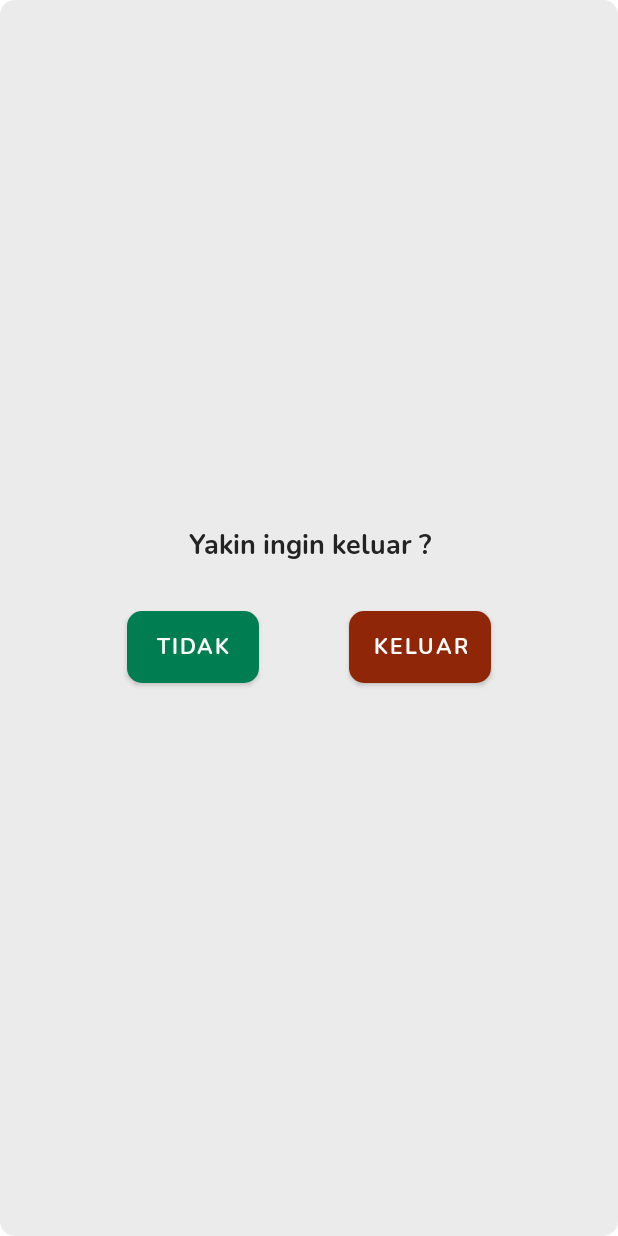
After one commit to Linux-User-Group/visual-novel-android-java, an Android app: the layout activity_pop_up.xml on its own in the app's theme, with its tools: preview values and no code run, on a phone screen of 412 x 824 dp. The commit adds this screen. Run offline under Robolectric (Android 15) with nearby library versions, the phone set to English and light mode, and no system bars.

Commit message:
exit and pop up

```diff
--- /dev/null
+++ b/app/src/main/res/drawable/bg_button_danger.xml
@@ -0,0 +1,14 @@
+<?xml version="1.0" encoding="utf-8"?>
+<shape xmlns:android="http://schemas.android.com/apk/res/android">
+    <solid android:color="#902608"/>
+
+    <!--    <stroke android:width="3dp"-->
+    <!--        android:color="#EBEBEB" />-->
+
+    <padding android:left="1dp"
+        android:top="1dp"
+        android:right="1dp"
+        android:bottom="1dp" />
+
+    <corners android:radius="10dp" />
+</shape>
--- /dev/null
+++ b/app/src/main/res/drawable/bg_button_success.xml
@@ -0,0 +1,14 @@
+<?xml version="1.0" encoding="utf-8"?>
+<shape xmlns:android="http://schemas.android.com/apk/res/android">
+    <solid android:color="#007D51"/>
+
+    <!--    <stroke android:width="3dp"-->
+    <!--        android:color="#EBEBEB" />-->
+
+    <padding android:left="1dp"
+        android:top="1dp"
+        android:right="1dp"
+        android:bottom="1dp" />
+
+    <corners android:radius="10dp" />
+</shape>
--- /dev/null
+++ b/app/src/main/res/drawable/bg_pop.xml
@@ -0,0 +1,12 @@
+<?xml version="1.0" encoding="utf-8"?>
+<shape xmlns:android="http://schemas.android.com/apk/res/android">
+    <solid android:color="#EBEBEB"/>
+
+    <padding android:left="1dp"
+        android:top="1dp"
+        android:right="1dp"
+        android:bottom="1dp" />
+
+    <corners android:radius="10dp" />
+
+</shape>
--- a/app/src/main/res/layout/activity_home.xml
+++ b/app/src/main/res/layout/activity_home.xml
@@ -49,11 +49,11 @@
             />
 
         <Button
-            android:id="@+id/btnCredit"
+            android:id="@+id/btnKeluar"
             android:layout_width="wrap_content"
             android:layout_height="wrap_content"
             android:layout_gravity="center"
-            android:text="Credit"
+            android:text="Keluar"
             android:fontFamily="@font/nunito_bold"
             android:layout_marginBottom="17dp"
             android:background="@drawable/bg_button"
--- /dev/null
+++ b/app/src/main/res/layout/activity_pop_up.xml
@@ -0,0 +1,70 @@
+<?xml version="1.0" encoding="utf-8"?>
+<FrameLayout xmlns:android="http://schemas.android.com/apk/res/android"
+    xmlns:app="http://schemas.android.com/apk/res-auto"
+    xmlns:tools="http://schemas.android.com/tools"
+    android:layout_width="match_parent"
+    android:layout_height="match_parent"
+    android:background="@drawable/bg_pop"
+    tools:context=".PopUp">
+
+
+    <LinearLayout
+        android:layout_width="match_parent"
+        android:layout_height="wrap_content"
+        android:orientation="vertical"
+        android:layout_gravity="center">
+
+        <TextView
+            android:layout_width="match_parent"
+            android:layout_height="wrap_content"
+            android:text="Yakin ingin keluar ?"
+            android:textSize="18dp"
+            android:fontFamily="@font/nunito_bold"
+            android:textColor="#232323"
+            android:layout_gravity="center"
+            android:gravity="center"/>
+
+        <LinearLayout
+            android:layout_width="match_parent"
+            android:layout_height="wrap_content"
+            android:orientation="horizontal"
+            android:gravity="center"
+            android:layout_marginTop="16dp">
+
+            <Button
+                android:layout_marginTop="16dp"
+                android:id="@+id/btnTidak"
+                android:layout_width="wrap_content"
+                android:layout_height="wrap_content"
+                android:layout_gravity="center"
+                android:text="Tidak"
+                android:fontFamily="@font/nunito_bold"
+                android:layout_marginBottom="17dp"
+                android:background="@drawable/bg_button_success"
+                app:backgroundTint="@null"
+                android:textColor="@color/white"
+                android:layout_marginRight="30dp"
+                />
+
+            <Button
+                android:layout_marginTop="16dp"
+                android:id="@+id/btnIya"
+                android:layout_width="wrap_content"
+                android:layout_height="wrap_content"
+                android:layout_gravity="center"
+                android:text="Keluar"
+                android:fontFamily="@font/nunito_bold"
+                android:layout_marginBottom="17dp"
+                android:background="@drawable/bg_button_danger"
+                app:backgroundTint="@null"
+                android:textColor="@color/white"
+                android:layout_marginLeft="30dp"
+                />
+
+        </LinearLayout>
+
+
+
+    </LinearLayout>
+
+</FrameLayout>
--- a/app/src/main/res/values/themes.xml
+++ b/app/src/main/res/values/themes.xml
@@ -13,4 +13,10 @@
         <item name="android:statusBarColor" tools:targetApi="l">?attr/colorPrimaryVariant</item>
         <!-- Customize your theme here. -->
     </style>
+
+    <style name="Theme.CantMakeYouLoveMe.PopMe">
+
+        <item name="android:windowIsTranslucent">true</item>
+        <item name="android:windowCloseOnTouchOutside">true</item>
+    </style>
 </resources>
```
Also changed, not shown: app/src/main/AndroidManifest.xml (+6 -1 lines), app/src/main/java/com/example/cantmakeyouloveme/Home.java (+10 -1 lines), app/src/main/java/com/example/cantmakeyouloveme/PopUp.java (added, +57 -0 lines).
